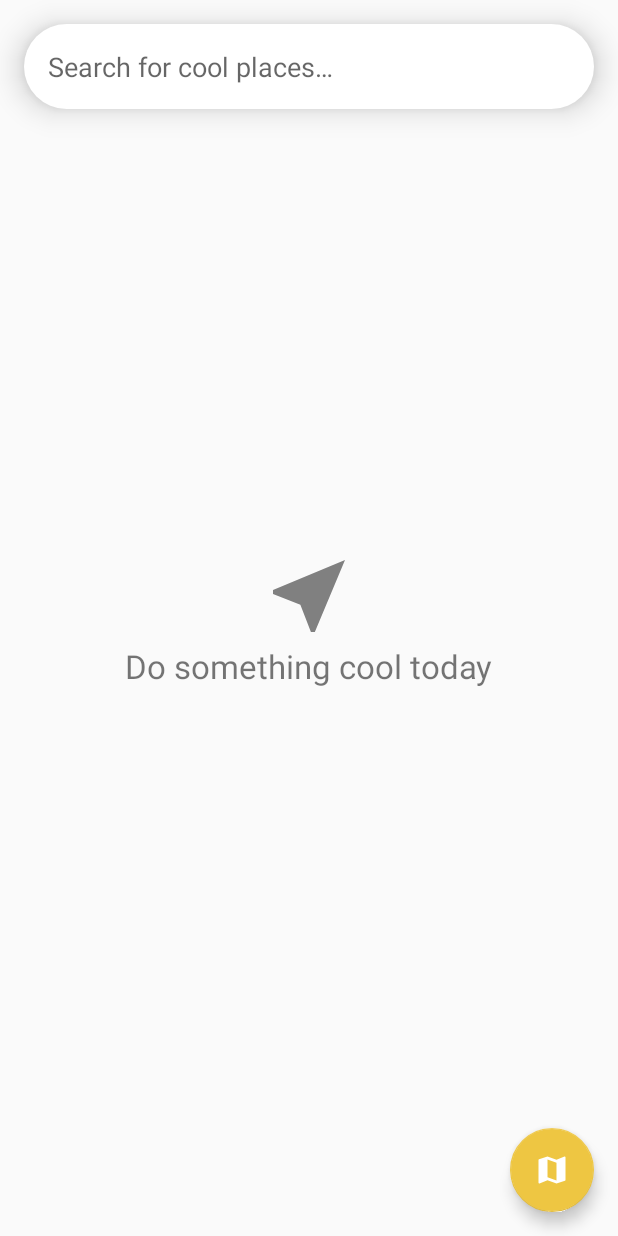
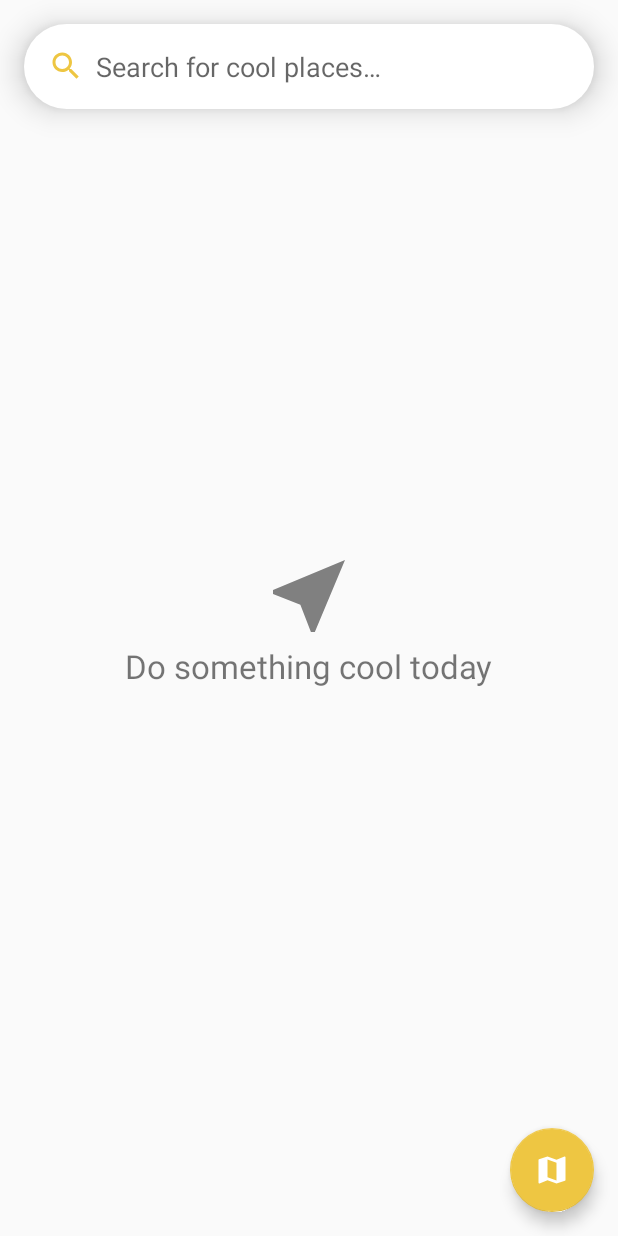
Before and after one commit to Queatz/Alamo-Challenge, an Android app: the layout activity_search.xml on its own in the app's theme, with its tools: preview values and no code run, on a phone screen of 412 x 824 dp. Run offline under Robolectric (Android 15) with nearby library versions, the phone set to English and light mode, and no system bars.

Commit message:
Use search query for results

```diff
--- /dev/null
+++ b/app/src/main/res/drawable/ic_search_gray_24dp.xml
@@ -0,0 +1,9 @@
+<vector xmlns:android="http://schemas.android.com/apk/res/android"
+    android:width="24dp"
+    android:height="24dp"
+    android:viewportWidth="24.0"
+    android:viewportHeight="24.0">
+    <path
+        android:fillColor="@color/colorAccent"
+        android:pathData="M15.5,14h-0.79l-0.28,-0.27C15.41,12.59 16,11.11 16,9.5 16,5.91 13.09,3 9.5,3S3,5.91 3,9.5 5.91,16 9.5,16c1.61,0 3.09,-0.59 4.23,-1.57l0.27,0.28v0.79l5,4.99L20.49,19l-4.99,-5zM9.5,14C7.01,14 5,11.99 5,9.5S7.01,5 9.5,5 14,7.01 14,9.5 11.99,14 9.5,14z"/>
+</vector>
--- a/app/src/main/res/layout/activity_search.xml
+++ b/app/src/main/res/layout/activity_search.xml
@@ -121,6 +121,9 @@
         android:elevation="12dp"
         android:maxLines="1"
         android:imeOptions="actionSearch"
+        android:inputType="textShortMessage"
+        android:drawableStart="@drawable/ic_search_gray_24dp"
+        android:drawablePadding="@dimen/paddingSmall"
         android:hint="@string/searchForCoolPlaces"/>
 
 </FrameLayout>
--- a/app/src/main/res/layout/search_result.xml
+++ b/app/src/main/res/layout/search_result.xml
@@ -1,6 +1,7 @@
 <?xml version="1.0" encoding="utf-8"?>
 <LinearLayout xmlns:android="http://schemas.android.com/apk/res/android"
     xmlns:tools="http://schemas.android.com/tools"
+    android:background="?attr/selectableItemBackground"
     android:layout_width="match_parent"
     android:layout_height="wrap_content"
     android:padding="@dimen/paddingLarge">
@@ -29,7 +30,6 @@
             android:textSize="@dimen/fontSizeLarge"
             tools:text="888 Vietnamese" />
 
-
         <TextView
             android:id="@+id/venueCategory"
             android:layout_width="wrap_content"
```
Also changed, not shown: app/src/main/java/jacob/chat/austinplacesearch/SearchActivity.java (+57 -19 lines), app/src/main/java/jacob/chat/austinplacesearch/SearchPresenter.java (+9 -5 lines).
